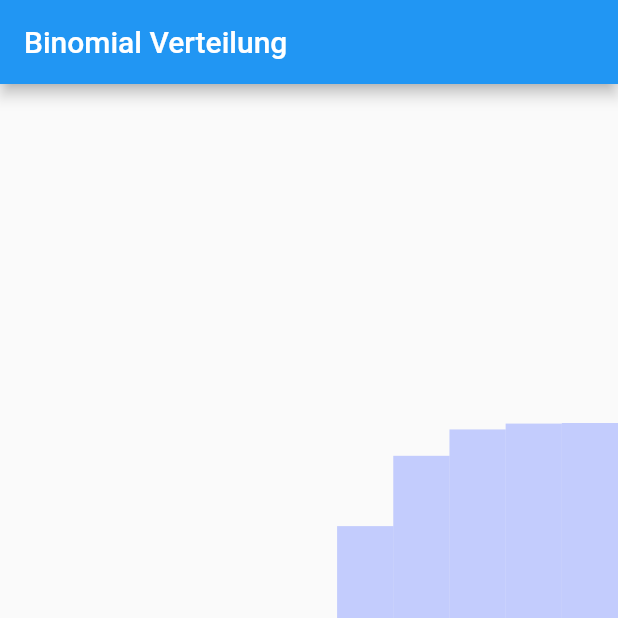
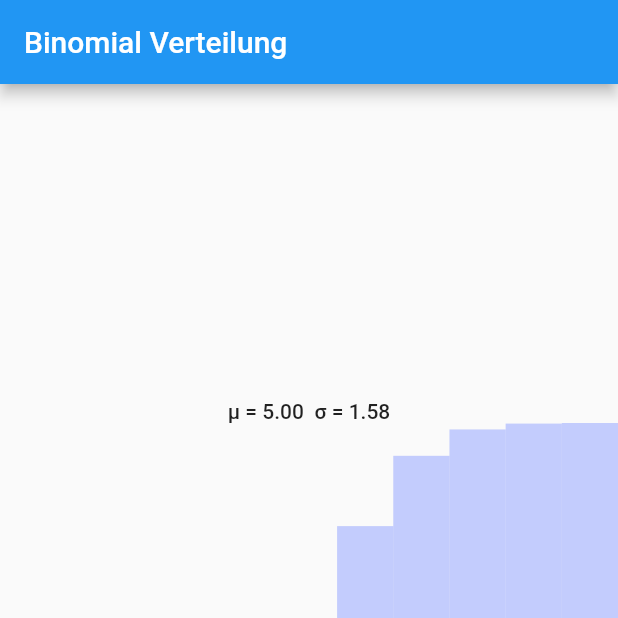
Before and after one commit to berdroid/flutter_binomial, a Flutter app: the screen it shows after launch, on a phone screen of 412 x 824 dp, the top half of it. Run offline on Flutter 3.47's test engine with Material 2 defaults, Android fonts, the phone set to English and light mode, and no system bars.

Commit message:
Show mu and sigma above the histogram

```diff
--- a/lib/main.dart
+++ b/lib/main.dart
@@ -61,6 +61,8 @@ class _MyHomePageState extends State<MyHomePage> {
   Widget build(BuildContext context) {
     final pd = List<double>.generate(_n + 1, (k) => binomiPd(_n, _p, k));
     final cd = List<double>.generate(_n + 1, (k) => pd.sublist(0, k + 1).fold<double>(0.0, (a, b) => a + b));
+    final mu = _n * _p;
+    final sigma = sqrt(_n * _p * (1 - _p));
     return Scaffold(
       appBar: AppBar(
         title: Text(widget.title),
@@ -68,6 +70,10 @@ class _MyHomePageState extends State<MyHomePage> {
       body: Column(
         mainAxisAlignment: MainAxisAlignment.end,
         children: <Widget>[
+          Text(
+            'µ = ${mu.toStringAsFixed(2)}  σ = ${sigma.toStringAsFixed(2)}',
+            style: Theme.of(context).textTheme.bodyText1,
+          ),
           Stack(
             alignment: AlignmentDirectional.bottomCenter,
             children: [
```
